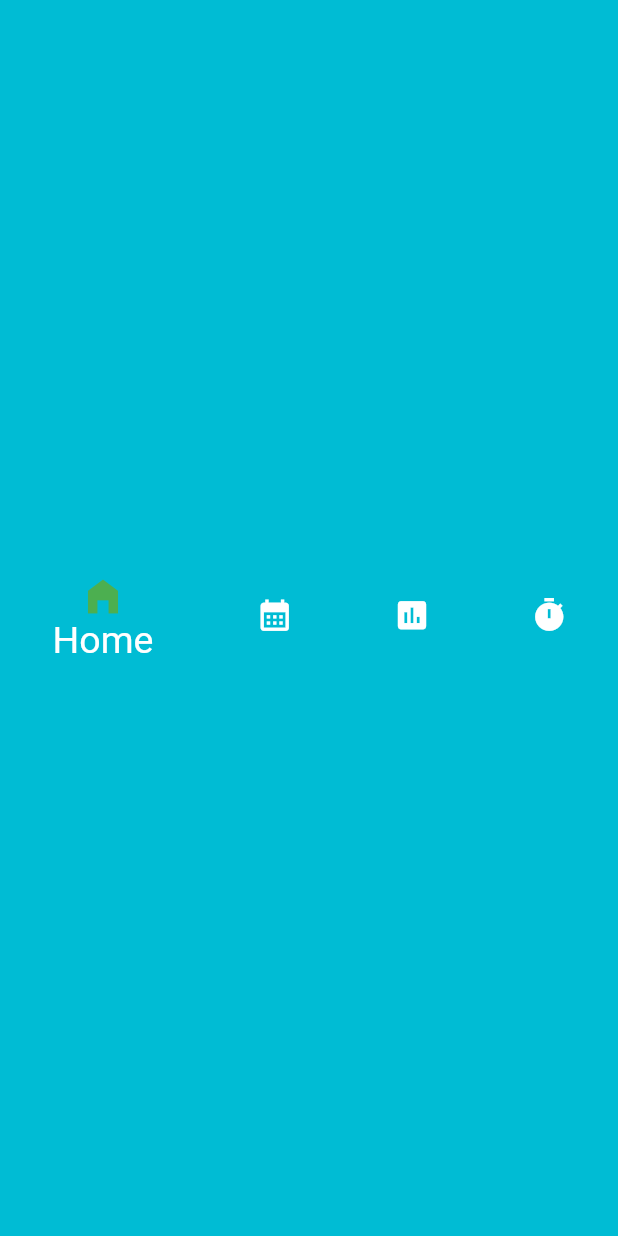
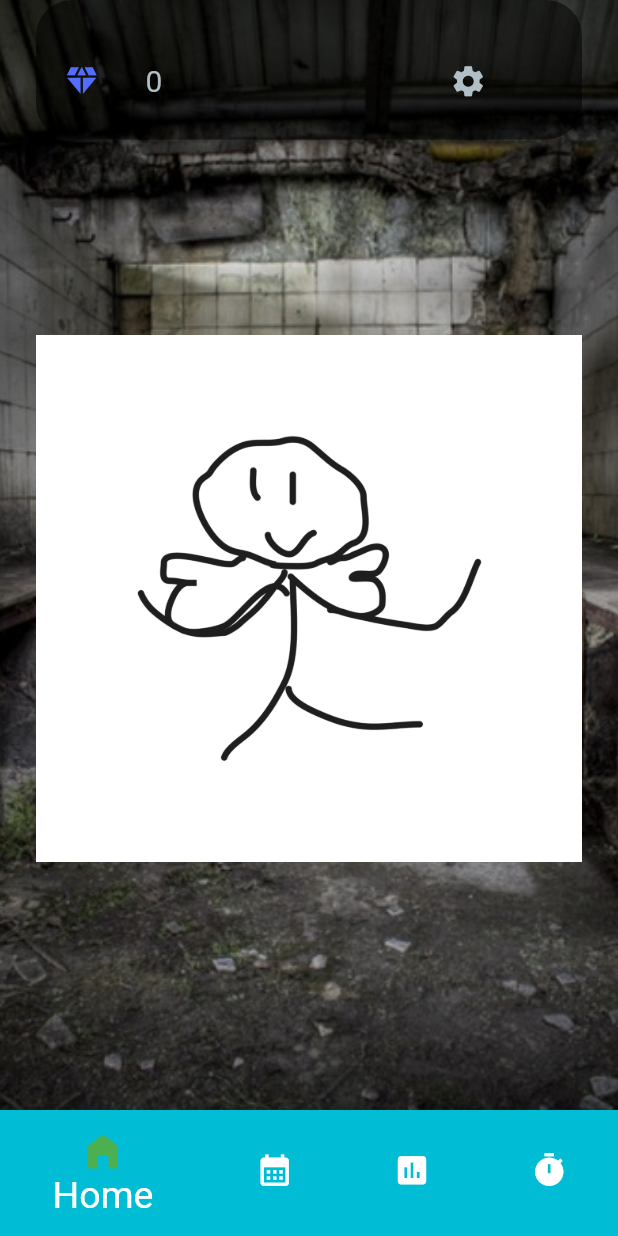
Before and after one commit to 2022cccNATSU/cccapp_code, a Flutter app: the Congratulations screen opened directly, after a tap on "メイン画面へ", on a phone screen of 412 x 824 dp. Run offline on Flutter 3.47's test engine with Material 2 defaults, Android fonts, the phone set to English and light mode, and no system bars; our stand-ins replace animated_text_kit, bubble, cloud_firestore, firebase_core, lottie, table_calendar; accounts and stored records are empty.

Commit message:
8/18 Commit

```diff
--- /dev/null
+++ b/lib/src/HomePage/BottomBar.dart
@@ -0,0 +1,74 @@
+//TODO: UIを整えてください！
+import 'package:flutter/material.dart';
+import 'package:cccapp_code/src/Assignment/Calendar.dart';
+import 'package:cccapp_code/src/Assignment/Assignment.dart';
+
+const Color BottomBarHomeColor = Colors.cyan;//下のバーのホーム色
+const Color BottomBarCalenderColor = Colors.purpleAccent;//下のバーのカレンダーの色
+const Color BottomBarAssignmentColor = Colors.teal;//下のバーの課題の色
+const Color BottomBarTimerColor = Colors.black54;//下のバーのタイマーの色
+const Color BottomBarTextColor = Colors.green;//下のバーのテキストの色
+
+class BottomBar extends StatefulWidget {
+  const BottomBar({Key? key}) : super(key: key);
+  @override
+  State<BottomBar> createState() => _BottomBar();
+}
+
+class _BottomBar extends  State<BottomBar>{
+  int _selectedIndex = 0;
+  void _onItemTapped(int index) {
+    setState(() {
+      _selectedIndex = index;
+      if(_selectedIndex==0){
+        Navigator.push(context, MaterialPageRoute(builder: (context) => const Calender()));
+      }
+      else if(_selectedIndex==1){
+        Navigator.push(context, MaterialPageRoute(builder: (context) => Assingment()));
+      }
+      else if(_selectedIndex==2){
+        //Navigator.push(context, MaterialPageRoute(builder: (context) => NextPage()));
+      }
+      else if(_selectedIndex==3){
+        //Navigator.push(context, MaterialPageRoute(builder: (context) => NextPage()));
+      }
+    });
+  }
+  @override
+  Widget build(BuildContext context) {
+    return BottomNavigationBar(
+      currentIndex: _selectedIndex,
+      onTap: _onItemTapped,
+      items: const <BottomNavigationBarItem>[
+        BottomNavigationBarItem(
+          icon: Icon(Icons.home),
+          activeIcon: Icon(Icons.home_filled),
+          label: 'Home',
+          backgroundColor: BottomBarHomeColor,
+        ),
+        BottomNavigationBarItem(
+          icon: Icon(Icons.calendar_month),
+          activeIcon: Icon(Icons.calendar_month_outlined),
+          label: 'Calender',
+          backgroundColor: BottomBarCalenderColor,
+        ),
+        BottomNavigationBarItem(
+          icon: Icon(Icons.assessment),
+          activeIcon: Icon(Icons.assessment_outlined),
+          label: 'Assignment',
+          backgroundColor: BottomBarAssignmentColor,
+        ),
+        BottomNavigationBarItem(
+          icon: Icon(Icons.timer),
+          activeIcon: Icon(Icons.timer),
+          label: 'Timer',
+          backgroundColor: BottomBarTimerColor,
+        ),
+      ],
+      enableFeedback: true,
+      iconSize: 25,
+      selectedFontSize: 25,
+      selectedIconTheme: const IconThemeData(size: 30, color: BottomBarTextColor),
+    );
+  }
+}
--- a/lib/src/HomePage/HomePage.dart
+++ b/lib/src/HomePage/HomePage.dart
@@ -1,74 +1,40 @@
-//TODO: UIを整えてください！
 import 'package:flutter/material.dart';
-import 'package:cccapp_code/src/Assignment/Calendar.dart';
-import 'package:cccapp_code/src/Assignment/Assignment.dart';
+import 'package:cccapp_code/src/HomePage/BottomBar.dart';
+import 'package:cccapp_code/src/HomePage/Main_screen.dart';
 
-const Color BottomBarHomeColor = Colors.cyan;//下のバーのホーム色
-const Color BottomBarCalenderColor = Colors.purpleAccent;//下のバーのカレンダーの色
-const Color BottomBarAssignmentColor = Colors.teal;//下のバーの課題の色
-const Color BottomBarTimerColor = Colors.black54;//下のバーのタイマーの色
-const Color BottomBarTextColor = Colors.green;//下のバーのテキストの色
+class MyHomePage extends StatefulWidget {
+  const MyHomePage({Key? key, required this.title}) : super(key: key);
 
-class HomePage extends StatefulWidget {
-  const HomePage({Key? key}) : super(key: key);
+  final String title;
+
   @override
-  State<HomePage> createState() => _HomePage();
+  State<MyHomePage> createState() => _MyHomePageState();
 }
 
-class _HomePage extends  State<HomePage>{
+class _MyHomePageState extends State<MyHomePage> {
   int _selectedIndex = 0;
+
   void _onItemTapped(int index) {
     setState(() {
       _selectedIndex = index;
-      if(_selectedIndex==0){
-        Navigator.push(context, MaterialPageRoute(builder: (context) => const Calender()));
-      }
-      else if(_selectedIndex==1){
-        Navigator.push(context, MaterialPageRoute(builder: (context) => Assingment()));
-      }
-      else if(_selectedIndex==2){
-        //Navigator.push(context, MaterialPageRoute(builder: (context) => NextPage()));
-      }
-      else if(_selectedIndex==3){
-        //Navigator.push(context, MaterialPageRoute(builder: (context) => NextPage()));
-      }
     });
   }
   @override
   Widget build(BuildContext context) {
-    return BottomNavigationBar(
-      currentIndex: _selectedIndex,
-      onTap: _onItemTapped,
-      items: const <BottomNavigationBarItem>[
-        BottomNavigationBarItem(
-          icon: Icon(Icons.home),
-          activeIcon: Icon(Icons.home_filled),
-          label: 'Home',
-          backgroundColor: BottomBarHomeColor,
+    return Scaffold(
+      body: Container(
+        decoration: const BoxDecoration(
+            image: DecorationImage(
+              image: AssetImage('assets/images/BackGround.jpg'),
+              fit: BoxFit.cover,
+            )),
+        child: Column(
+          children: const <Widget>[
+            main_screen(),
+          ],
         ),
-        BottomNavigationBarItem(
-          icon: Icon(Icons.calendar_month),
-          activeIcon: Icon(Icons.calendar_month_outlined),
-          label: 'Calender',
-          backgroundColor: BottomBarCalenderColor,
-        ),
-        BottomNavigationBarItem(
-          icon: Icon(Icons.assessment),
-          activeIcon: Icon(Icons.assessment_outlined),
-          label: 'Assignment',
-          backgroundColor: BottomBarAssignmentColor,
-        ),
-        BottomNavigationBarItem(
-          icon: Icon(Icons.timer),
-          activeIcon: Icon(Icons.timer),
-          label: 'Timer',
-          backgroundColor: BottomBarTimerColor,
-        ),
-      ],
-      enableFeedback: true,
-      iconSize: 25,
-      selectedFontSize: 25,
-      selectedIconTheme: const IconThemeData(size: 30, color: BottomBarTextColor),
+      ),//
+      bottomNavigationBar: const BottomBar(),
     );
   }
 }
--- a/lib/src/Main_screen.dart
+++ b/lib/src/HomePage/Main_screen.dart
@@ -91,8 +91,8 @@ class FailyImage extends StatelessWidget{
 }
 
 
-class Main_screen extends StatelessWidget{
-  const Main_screen({Key? key}) : super(key: key);
+class main_screen extends StatelessWidget{
+  const main_screen({Key? key}) : super(key: key);
 
   @override
   Widget build(BuildContext context) {
--- a/lib/src/LoginBonus/LoginBonus.dart
+++ b/lib/src/LoginBonus/LoginBonus.dart
@@ -4,7 +4,9 @@ import 'package:flutter/material.dart';
 import 'package:lottie/lottie.dart';
 import 'dart:async';
 
-import 'package:cccapp_code/src/HomePage/HomePage.dart';
+import 'package:cccapp_code/src/HomePage/BottomBar.dart';
+
+import '../HomePage/HomePage.dart';
 
 class LoginBonus extends StatefulWidget {
   const LoginBonus({Key? key, required this.title}) : super(key: key);
@@ -207,7 +209,7 @@ class _Congratulations extends State<Congratulations> {
                 onPressed: (() {
                   Navigator.of(context).push(
                     PageRouteBuilder(
-                      pageBuilder: (context, animation, secondaryAnimation) => const HomePage(),
+                      pageBuilder: (context, animation, secondaryAnimation) => const MyHomePage(title: 'Kaname',),
                     ),
                   );
                 }),
```
